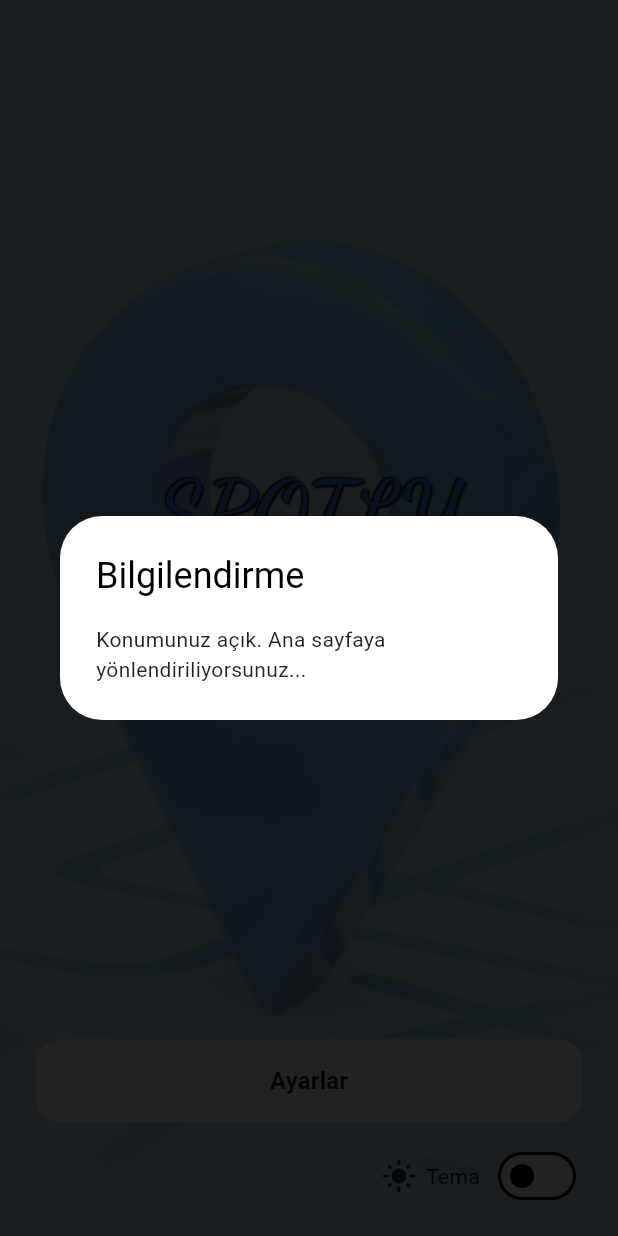
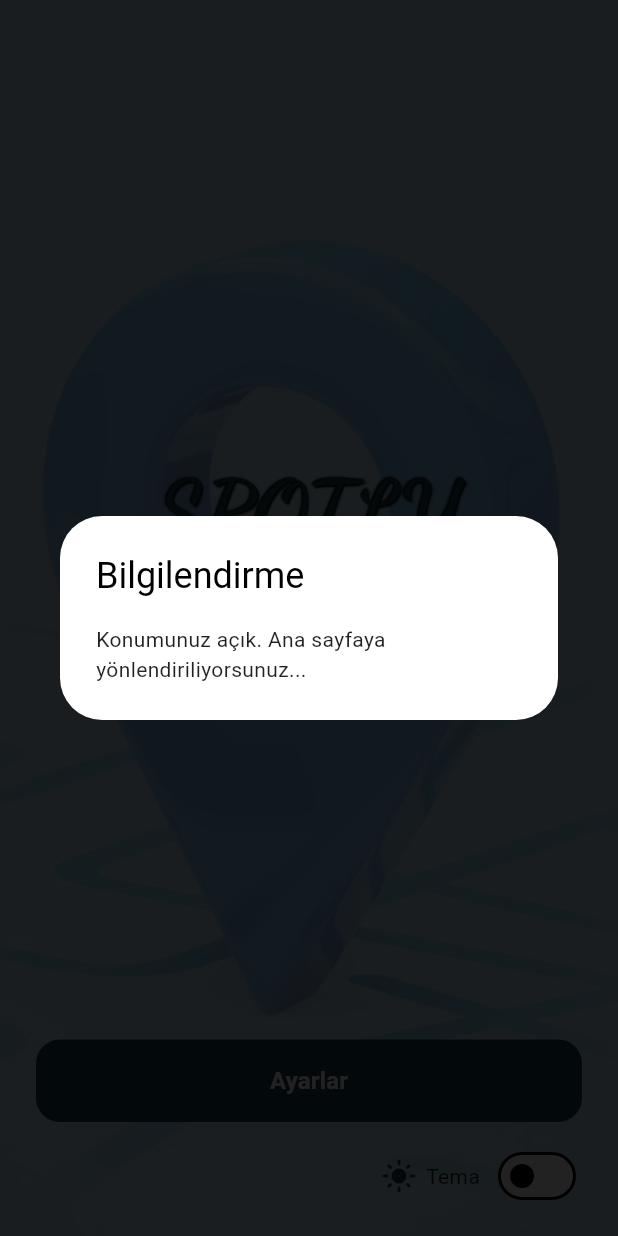
Before and after one commit to ozdogrumerve/Spotly, a Flutter app: the screen it shows after launch, on a phone screen of 412 x 824 dp. Run offline on Flutter 3.47's test engine with Material 3 defaults, Android fonts, the phone set to English and light mode, and no system bars; our stand-ins replace cloud_firestore, firebase_auth, firebase_core, flutter_dotenv, flutter_rating_bar, geolocator and 4 more; missing offline and left inert: flutter_polyline_points; accounts and stored records are empty; network calls fail; statements that could not run were skipped.

Commit message:
color palette applied for first screen

```diff
--- a/lib/screens/first_screen.dart
+++ b/lib/screens/first_screen.dart
@@ -154,7 +154,7 @@ class _FirstScreenState extends State<FirstScreen> with WidgetsBindingObserver {
                                   style: GoogleFonts.dancingScript(
                                     fontSize: 57,
                                     fontWeight: FontWeight.bold,
-                                    color: Color.fromARGB(255, 68, 123, 233),
+                                    color: const Color(0xFF153A50),
                                     shadows: [
                                       Shadow(
                                           offset: Offset(1, 1),
@@ -174,7 +174,7 @@ class _FirstScreenState extends State<FirstScreen> with WidgetsBindingObserver {
                                     fontSize: 17,
                                     fontWeight: FontWeight.bold,
                                     color:
-                                        const Color.fromARGB(255, 72, 105, 171),
+                                        const Color(0xFF5B8094),
                                   ),
                                   textAlign: TextAlign.center,
                                 ),
@@ -186,7 +186,6 @@ class _FirstScreenState extends State<FirstScreen> with WidgetsBindingObserver {
                           width: double.infinity,
                           child: ElevatedButton(
                             style: ElevatedButton.styleFrom(
-                              backgroundColor: Colors.white,
                               elevation: 0,
                               padding: const EdgeInsets.symmetric(vertical: 16),
                               shape: RoundedRectangleBorder(
@@ -198,7 +197,7 @@ class _FirstScreenState extends State<FirstScreen> with WidgetsBindingObserver {
                               style: TextStyle(
                                   fontSize: 16,
                                   fontWeight: FontWeight.w600,
-                                  color: Colors.black87),
+                                  ),
                             ),
                           ),
                         ),
```
